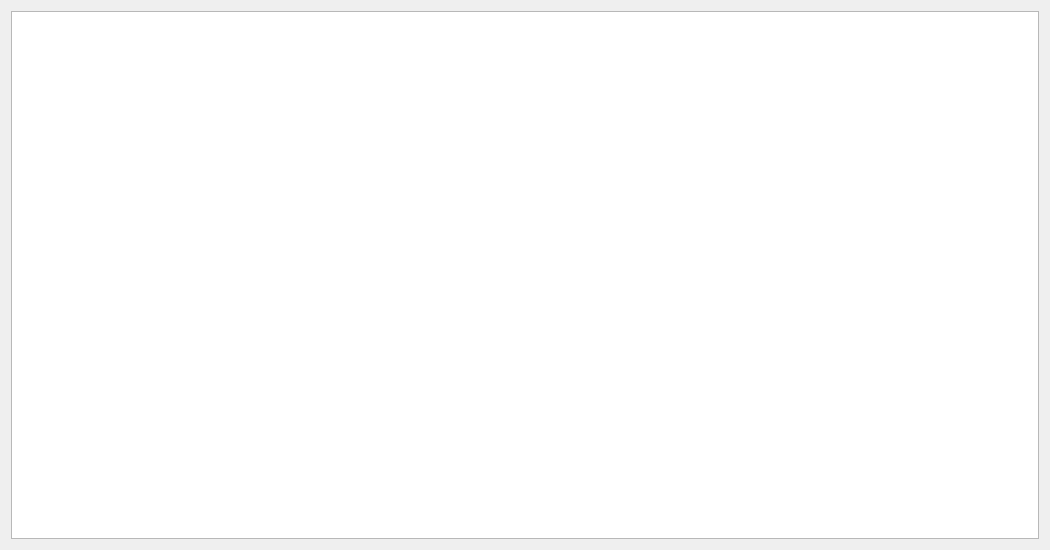
AliRn76/Student-Portal, file showteacherdialog.ui: the form before one commit.
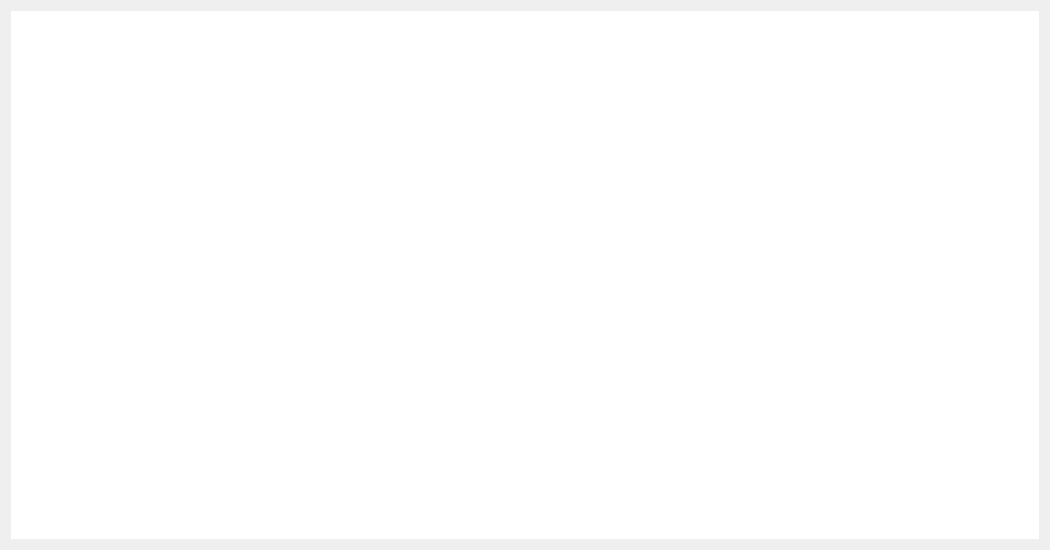
The form after the commit.

What changed in the file:
```diff
--- a/showteacherdialog.ui
+++ b/showteacherdialog.ui
@@ -15,7 +15,11 @@
   </property>
   <layout class="QGridLayout" name="gridLayout">
    <item row="0" column="0">
-    <widget class="QTreeView" name="treeView"/>
+    <widget class="QTreeView" name="treeView">
+     <property name="frameShape">
+      <enum>QFrame::NoFrame</enum>
+     </property>
+    </widget>
    </item>
   </layout>
  </widget>
```
